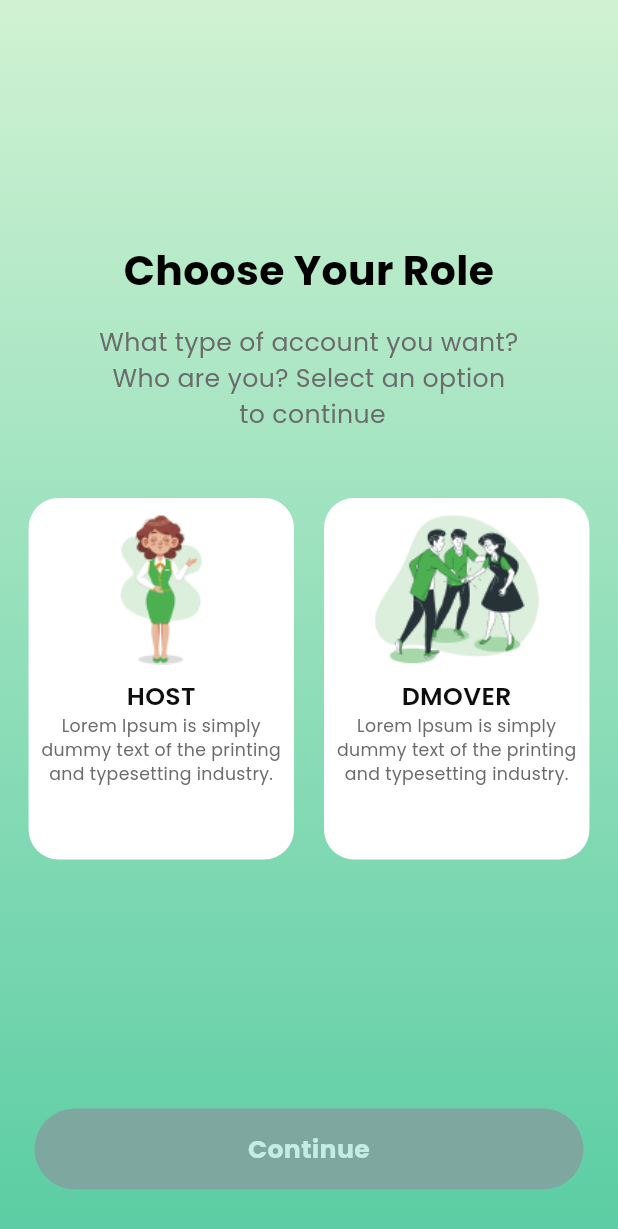
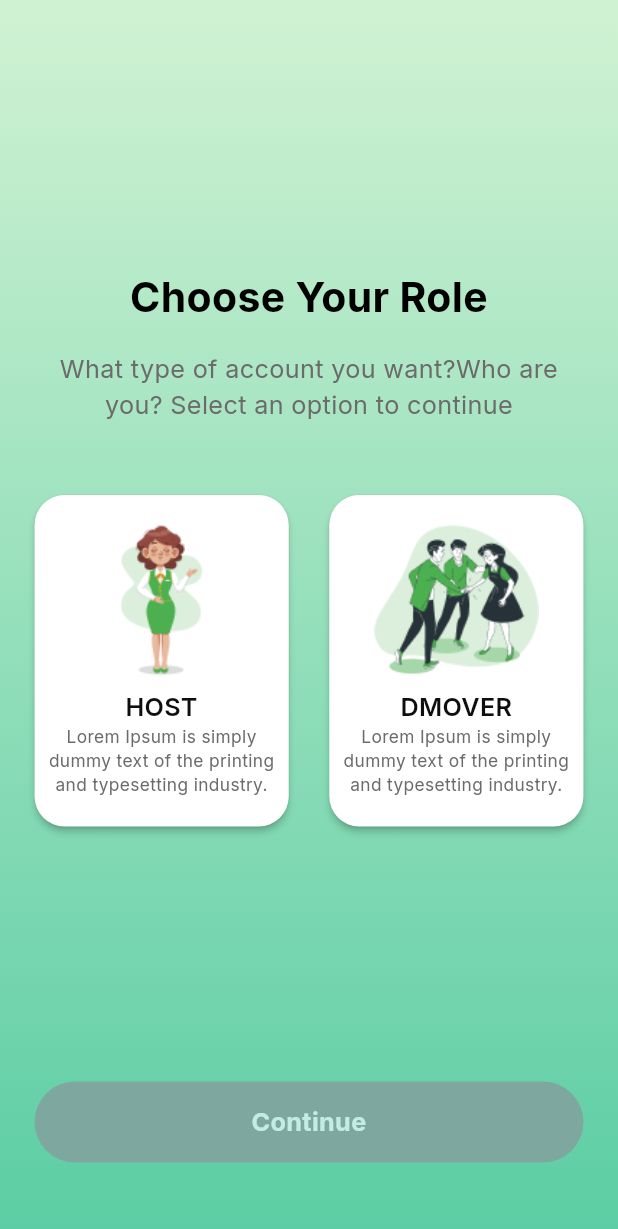
Before and after one commit to eusouf12/home_practise, a Flutter app: the screen it shows after launch, on a phone screen of 412 x 824 dp. Shown: the top 1229 px of the screen. Run offline on Flutter 3.47's test engine with Material 3 defaults, Android fonts, the phone set to English and light mode, and no system bars; our stand-ins replace device_preview, flutter_screenutil, flutter_svg, fluttertoast, get, google_fonts; project files that could hold a hidden picture were left out.

Commit message:
customRoleCard,profileRoleScreen update

```diff
--- a/lib/view/components/custom_role_card/custom_role_card.dart
+++ b/lib/view/components/custom_role_card/custom_role_card.dart
@@ -18,19 +18,19 @@ class CustomRoleCard extends StatelessWidget {
 
   @override
   Widget build(BuildContext context) {
-    return Container(
-      height: 241,
-      width: 169,
-      decoration: BoxDecoration(
-          borderRadius: BorderRadius.circular(20),
-          color: isSelected ? AppColors.green_01 : AppColors.white,
+    return Card(
+      shape: RoundedRectangleBorder(
+        borderRadius: BorderRadius.circular(20),
       ),
+      color: isSelected ? AppColors.green_01 : AppColors.white,
+      elevation: 2,
       child: Padding(
-        padding: EdgeInsets.only(top: 11.05,left: 3,right: 3),
+        padding: const EdgeInsets.symmetric(horizontal: 4,vertical: 20),
         child: Column(
+          mainAxisSize: MainAxisSize.min,
           children: [
             img,
-            SizedBox(height: 9,),
+            const SizedBox(height: 9),
             CustomText(
               text: title,
               fontWeight: FontWeight.w600,
@@ -39,10 +39,10 @@ class CustomRoleCard extends StatelessWidget {
             ),
             CustomText(
               text: subtitle,
-              maxLines: 5,
+              maxLines: 4,
               fontSize: 11,
               color: isSelected ? AppColors.white : AppColors.grey,
-            )
+            ),
           ],
         ),
       ),
--- a/lib/view/components/custom_text/custom_text.dart
+++ b/lib/view/components/custom_text/custom_text.dart
@@ -44,7 +44,7 @@ class CustomText extends StatelessWidget {
         text,
         maxLines: maxLines,
         overflow: overflow,
-        style: GoogleFonts.poppins(
+        style: GoogleFonts.inter(
           fontSize: fontSize.w,
           fontWeight: fontWeight,
           color: color,
--- a/lib/view/screen/profile_role/profile_role_screen.dart
+++ b/lib/view/screen/profile_role/profile_role_screen.dart
@@ -25,10 +25,9 @@ class _ProfileRoleScreenState extends State<ProfileRoleScreen> {
         backgroundColor: Colors.transparent,
         body: Padding(
           padding: const EdgeInsets.only(top: 130),
+          child: Expanded(
             child: Column(
               mainAxisAlignment: MainAxisAlignment.center,
-            children: [
-              Column(
               children: [
                  CustomText(
                   text: 'Choose Your Role',
@@ -37,10 +36,15 @@ class _ProfileRoleScreenState extends State<ProfileRoleScreen> {
                 ),
                 SizedBox(height: 16),
 
-                  CustomText(
-                    text: "What type of account you want?\nWho are you? Select an option\n to continue",
+                Flexible(
+                  child: CustomText(
+                    text: "What type of account you want?Who are you? Select an option to continue",
                     fontSize: 16,
                     color: AppColors.grey,
+                    maxLines: 10,
+                    left: 20,
+                    right: 20,
+                  ),
                 ),
                 SizedBox(height: 44),
                 // card
@@ -48,7 +52,6 @@ class _ProfileRoleScreenState extends State<ProfileRoleScreen> {
                 Padding(
                   padding: const EdgeInsets.symmetric(horizontal: 19.05),
                   child: Row(
-                      mainAxisAlignment: MainAxisAlignment.center,
                     children: [
                       Expanded(
                         child: GestureDetector(
@@ -68,8 +71,7 @@ class _ProfileRoleScreenState extends State<ProfileRoleScreen> {
                           ),
                         ),
                       ),
-                        const SizedBox(width: 20),
-
+                     SizedBox(width: 19.05),
                       Expanded(
                         child: GestureDetector(
                           onTap: () {
@@ -114,8 +116,7 @@ class _ProfileRoleScreenState extends State<ProfileRoleScreen> {
                   ),
                 ),
               ],
-              )
-            ],
+            ),
           ),
         ),
       ),
```
Lines whose indentation alone changed are shown as unchanged.
